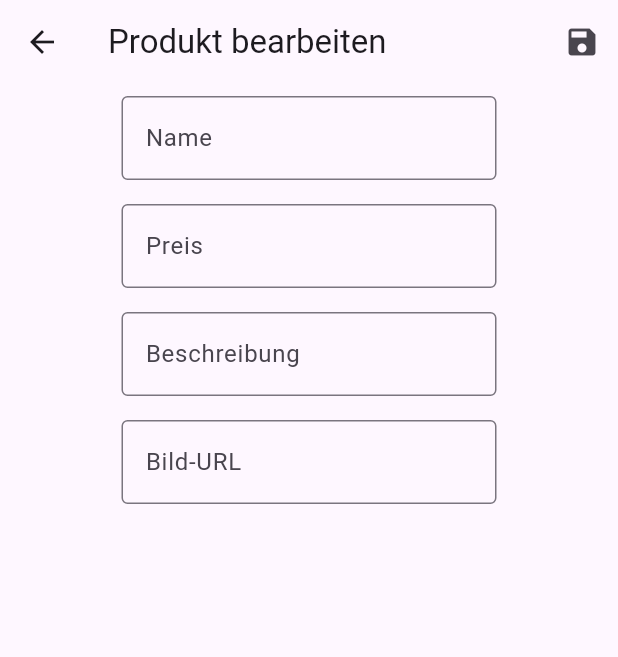
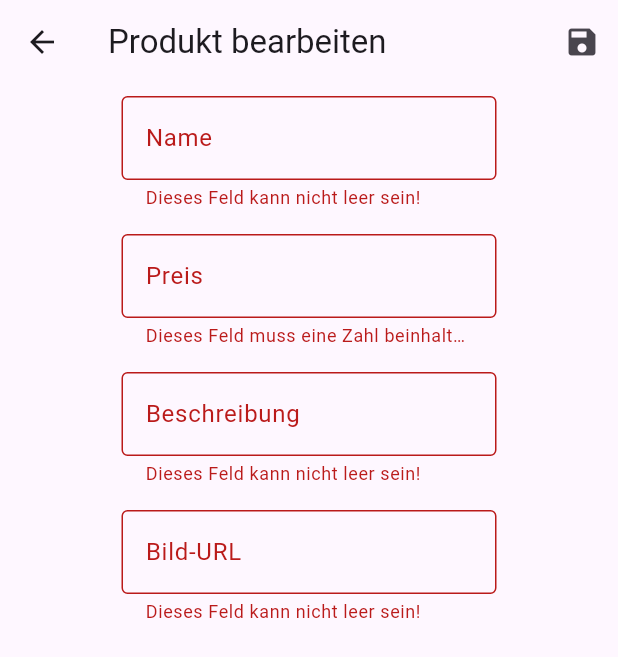
Before and after one commit to benni043/flutter_shop_new, a Flutter app: the EditProduct screen opened directly, after a tap on the "save" icon, on a phone screen of 412 x 824 dp. Shown: the top 657 px of the screen. Run offline on Flutter 3.47's test engine with Material 3 defaults, Android fonts, the light colour scheme and no system bars; network calls fail.

Commit message:
smaller things

```diff
--- a/lib/pages/editProduct.dart
+++ b/lib/pages/editProduct.dart
@@ -19,6 +19,11 @@ class _EditProductState extends State<EditProduct> {
   final TextEditingController _description = TextEditingController();
   final TextEditingController _imageUrl = TextEditingController();
 
+  bool nameError = false;
+  bool priceError = false;
+  bool descriptionError = false;
+  bool imageError = false;
+
   @override
   void initState() {
     if (widget.productData != null) {
@@ -32,6 +37,24 @@ class _EditProductState extends State<EditProduct> {
   }
 
   void save() {
+    setState(() {
+      _name.text.isEmpty ? nameError = true : nameError = false;
+      _description.text.isEmpty ? descriptionError = true : descriptionError = false;
+      _imageUrl.text.isEmpty ? imageError = true : imageError = false;
+
+      try {
+        double.parse(_price.text);
+        priceError = false;
+      } catch (e) {
+        priceError = true;
+        return;
+      }
+    });
+
+    if (_name.text.isEmpty ||
+        _description.text.isEmpty ||
+        _imageUrl.text.isEmpty) return;
+
     if (widget.productData == null) {
       final ProductProvider productProvider =
           Provider.of<ProductProvider>(context, listen: false);
@@ -46,6 +69,8 @@ class _EditProductState extends State<EditProduct> {
       widget.productData!.description = _description.text;
       widget.productData!.imageURL = _imageUrl.text;
     }
+
+    Navigator.pushNamed(context, "/manageProducts");
   }
 
   @override
@@ -57,8 +82,6 @@ class _EditProductState extends State<EditProduct> {
           IconButton(
               onPressed: () {
                 save();
-
-                Navigator.pushNamed(context, "/manageProducts");
               },
               icon: const Icon(Icons.save))
         ],
@@ -72,8 +95,10 @@ class _EditProductState extends State<EditProduct> {
                 width: 250,
                 child: TextField(
                   controller: _name,
-                  decoration: const InputDecoration(
-                      border: OutlineInputBorder(), labelText: "Name"),
+                  decoration: InputDecoration(
+                      border: const OutlineInputBorder(),
+                      labelText: "Name",
+                      errorText: nameError ? "Dieses Feld kann nicht leer sein!" : null),
                 ),
               ),
             ),
@@ -84,8 +109,10 @@ class _EditProductState extends State<EditProduct> {
                 child: TextField(
                   keyboardType: TextInputType.number,
                   controller: _price,
-                  decoration: const InputDecoration(
-                      border: OutlineInputBorder(), labelText: "Preis"),
+                  decoration: InputDecoration(
+                      border: const OutlineInputBorder(),
+                      labelText: "Preis",
+                      errorText: priceError ? "Dieses Feld muss eine Zahl beinhalten!" : null),
                 ),
               ),
             ),
@@ -95,8 +122,10 @@ class _EditProductState extends State<EditProduct> {
                 width: 250,
                 child: TextField(
                   controller: _description,
-                  decoration: const InputDecoration(
-                      border: OutlineInputBorder(), labelText: "Beschreibung"),
+                  decoration: InputDecoration(
+                      border: const OutlineInputBorder(),
+                      labelText: "Beschreibung",
+                      errorText: descriptionError ? "Dieses Feld kann nicht leer sein!" : null),
                 ),
               ),
             ),
@@ -106,8 +135,10 @@ class _EditProductState extends State<EditProduct> {
                 width: 250,
                 child: TextField(
                   controller: _imageUrl,
-                  decoration: const InputDecoration(
-                      border: OutlineInputBorder(), labelText: "Bild-URL"),
+                  decoration: InputDecoration(
+                      border: const OutlineInputBorder(),
+                      labelText: "Bild-URL",
+                      errorText: imageError ? "Dieses Feld kann nicht leer sein!" : null),
                 ),
               ),
             )
--- a/lib/widgets/order.dart
+++ b/lib/widgets/order.dart
@@ -8,7 +8,6 @@ class Order extends StatelessWidget {
 
   @override
   Widget build(BuildContext context) {
-    print(orderData.boughtObjects);
     return ExpansionTile(
         title: Text("${orderData.totalPrice}€"),
         subtitle: Text("${orderData.dateTime}"),
```
Also changed, not shown: lib/pages/home.dart (+34 -3 lines), lib/widgets/productPreview.dart (+15 -0 lines).
